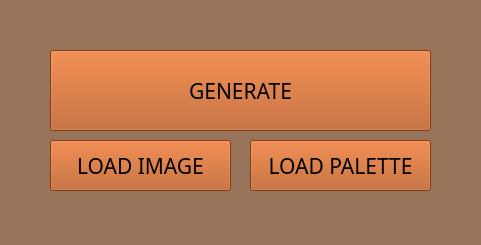
smlofsx/wall_art, file WallArtGenerate.ui: the form before one commit.
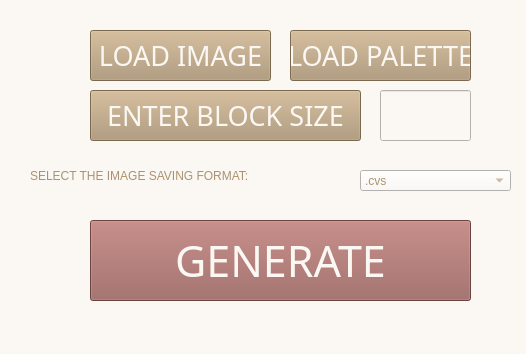
The form after the commit.

```diff
--- a/WallArtGenerate.ui
+++ b/WallArtGenerate.ui
@@ -6,40 +6,53 @@
    <rect>
     <x>0</x>
     <y>0</y>
-    <width>481</width>
-    <height>245</height>
+    <width>526</width>
+    <height>354</height>
    </rect>
   </property>
+  <property name="font">
+   <font>
+    <family>Candara</family>
+    <pointsize>20</pointsize>
+    <weight>9</weight>
+    <italic>false</italic>
+    <bold>false</bold>
+   </font>
+  </property>
+  <property name="cursor">
+   <cursorShape>PointingHandCursor</cursorShape>
+  </property>
   <property name="windowTitle">
    <string>WALL ART GENERATOR</string>
   </property>
   <property name="styleSheet">
-   <string notr="true">background-color: rgb(175, 181, 255);
+   <string notr="true">background-color: rgb(251, 248, 244);
 border-color: rgb(0, 0, 0);
-background-color: rgb(152, 116, 91);
-font: 16pt &quot;Sitka&quot;;</string>
+font: 75 20pt &quot;Candara&quot;;
+color:#ab926f;</string>
   </property>
   <widget class="QWidget" name="centralwidget">
    <widget class="QPushButton" name="loadImageButton">
     <property name="geometry">
      <rect>
-      <x>50</x>
-      <y>140</y>
+      <x>90</x>
+      <y>30</y>
       <width>181</width>
       <height>51</height>
      </rect>
     </property>
     <property name="font">
      <font>
-      <family>Sitka</family>
-      <pointsize>16</pointsize>
-      <weight>50</weight>
+      <family>Candara</family>
+      <pointsize>20</pointsize>
+      <weight>9</weight>
       <italic>false</italic>
       <bold>false</bold>
      </font>
     </property>
     <property name="styleSheet">
-     <string notr="true">background-color: rgb(182, 82, 24);</string>
+     <string notr="true">background-color: #ab926f;
+color: rgb(251, 248, 244);</string>
     </property>
     <property name="text">
      <string>LOAD IMAGE</string>
@@ -48,23 +61,24 @@
    <widget class="QPushButton" name="loadPaletteButton">
     <property name="geometry">
      <rect>
-      <x>250</x>
-      <y>140</y>
+      <x>290</x>
+      <y>30</y>
       <width>181</width>
       <height>51</height>
      </rect>
     </property>
     <property name="font">
      <font>
-      <family>Sitka</family>
-      <pointsize>16</pointsize>
-      <weight>50</weight>
+      <family>Candara</family>
+      <pointsize>20</pointsize>
+      <weight>9</weight>
       <italic>false</italic>
       <bold>false</bold>
      </font>
     </property>
     <property name="styleSheet">
-     <string notr="true">background-color: rgb(182, 82, 24);</string>
+     <string notr="true">background-color: #ab926f;
+color: rgb(251, 248, 244);</string>
     </property>
     <property name="text">
      <string>LOAD PALETTE</string>
@@ -73,28 +87,109 @@
    <widget class="QPushButton" name="generateButton">
     <property name="geometry">
      <rect>
-      <x>50</x>
-      <y>50</y>
+      <x>90</x>
+      <y>220</y>
       <width>381</width>
       <height>81</height>
      </rect>
     </property>
     <property name="font">
      <font>
-      <family>Sitka</family>
-      <pointsize>16</pointsize>
-      <weight>50</weight>
+      <family>Candara</family>
+      <pointsize>32</pointsize>
+      <weight>9</weight>
       <italic>false</italic>
       <bold>false</bold>
      </font>
     </property>
     <property name="styleSheet">
-     <string notr="true">background-color: rgb(182, 82, 24);</string>
+     <string notr="true">background-color: rgb(151, 94, 89);
+font: 75 32pt &quot;Candara&quot;;
+color: rgb(251, 248, 244);
+
+</string>
     </property>
     <property name="text">
      <string>GENERATE</string>
     </property>
    </widget>
+   <widget class="QPushButton" name="block_size">
+    <property name="geometry">
+     <rect>
+      <x>90</x>
+      <y>90</y>
+      <width>271</width>
+      <height>51</height>
+     </rect>
+    </property>
+    <property name="font">
+     <font>
+      <family>Candara</family>
+      <pointsize>20</pointsize>
+      <weight>9</weight>
+      <italic>false</italic>
+      <bold>false</bold>
+     </font>
+    </property>
+    <property name="styleSheet">
+     <string notr="true">background-color: #ab926f;
+color: rgb(251, 248, 244);</string>
+    </property>
+    <property name="text">
+     <string>ENTER BLOCK SIZE</string>
+    </property>
+   </widget>
+   <widget class="QLabel" name="label">
+    <property name="geometry">
+     <rect>
+      <x>30</x>
+      <y>160</y>
+      <width>321</width>
+      <height>31</height>
+     </rect>
+    </property>
+    <property name="styleSheet">
+     <string notr="true">color: #ab926f;
+font: 75 15pt &quot;Candara&quot;;</string>
+    </property>
+    <property name="text">
+     <string>SELECT THE IMAGE SAVING FORMAT:</string>
+    </property>
+   </widget>
+   <widget class="QComboBox" name="select_format">
+    <property name="geometry">
+     <rect>
+      <x>360</x>
+      <y>170</y>
+      <width>151</width>
+      <height>21</height>
+     </rect>
+    </property>
+    <property name="styleSheet">
+     <string notr="true">color: #ab926f;
+font: 75 15pt &quot;Candara&quot;;</string>
+    </property>
+    <item>
+     <property name="text">
+      <string>.cvs</string>
+     </property>
+    </item>
+    <item>
+     <property name="text">
+      <string>.txt</string>
+     </property>
+    </item>
+   </widget>
+   <widget class="QLineEdit" name="lineEdit">
+    <property name="geometry">
+     <rect>
+      <x>380</x>
+      <y>90</y>
+      <width>91</width>
+      <height>51</height>
+     </rect>
+    </property>
+   </widget>
   </widget>
   <widget class="QStatusBar" name="statusbar"/>
  </widget>
```
